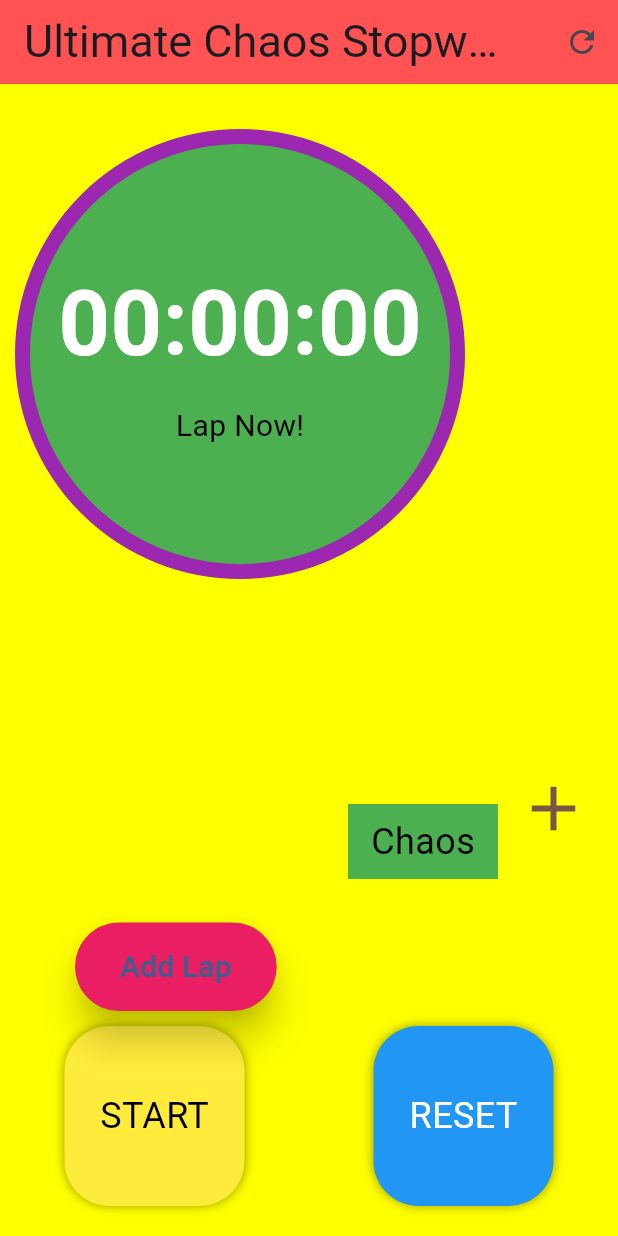
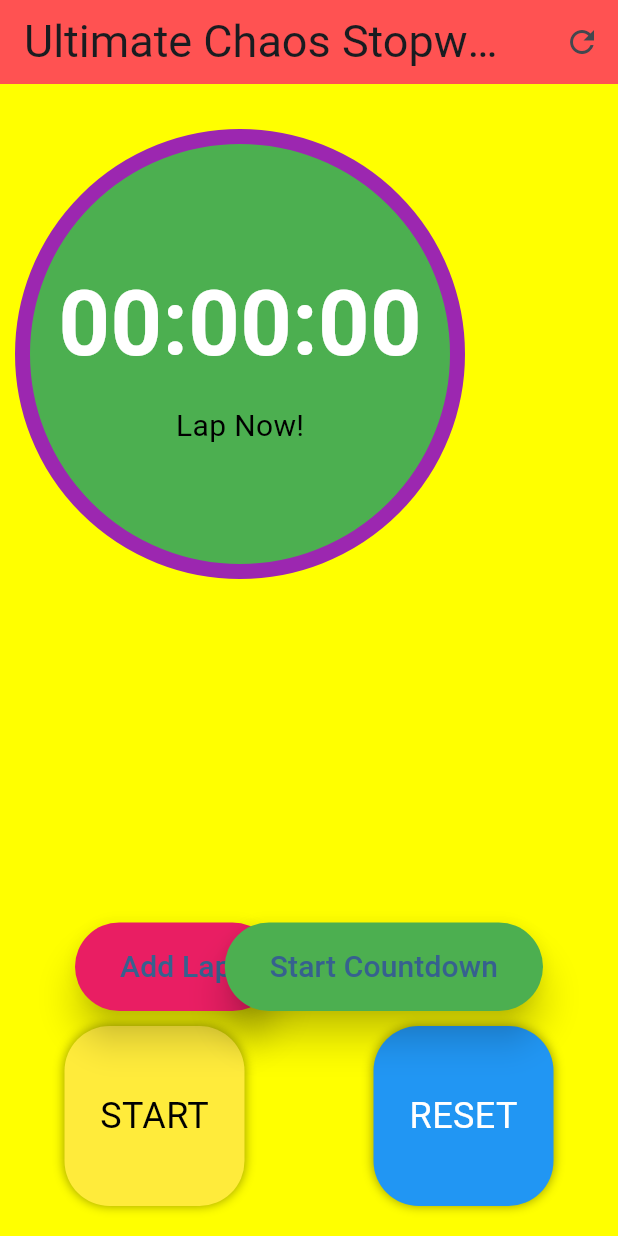
Before and after one commit to GDGC-MET/Stop_Watch-Flutter, a Flutter app: the screen it shows after launch, on a phone screen of 412 x 824 dp. Run offline on Flutter 3.47's test engine with Material 3 defaults, Android fonts, the phone set to English and light mode, and no system bars; our stand-ins replace audioplayers.

Commit message:
Added Features
Added Features Description
Countdown Timer:

This feature allows users to set a countdown from a specified duration (default is 1 minute). When activated, the timer counts down to zero, providing a versatile timing option alongside the standard stopwatch functionality.
Sound Alerts:

An audio alert is triggered when the countdown reaches zero, enhancing user awareness. This feature can be useful for notifying users when time is up, making the app more interactive and functional.
Start Countdown Button:

A new button is introduced to initiate the countdown timer. This allows users to easily switch between stopwatch and countdown functionalities, improving overall usability.

```diff
--- a/lib/home.dart
+++ b/lib/home.dart
@@ -1,5 +1,6 @@
 import 'package:flutter/material.dart';
 import 'dart:async';
+import 'package:audioplayers/audioplayers.dart'; // Add this dependency in pubspec.yaml
 
 class Home extends StatefulWidget {
   const Home({super.key});
@@ -13,12 +14,15 @@ class _HomeState extends State<Home> {
   Color highlight = Colors.redAccent;
 
   List<Map<String, String>> lapsList = [];
-
   Timer? _timer;
   Duration _elapsedTime = Duration.zero;
+  Duration _countdownTime = Duration(minutes: 1); // Default countdown time
+  bool isCountdown = false;
 
   bool isStart = false;
   bool isPause = false;
+
+  AudioPlayer audioPlayer = AudioPlayer();
 
   String timeFormat(Duration duration) {
     String twoDigits(int n) => n.toString().padLeft(2, '0');
@@ -32,11 +36,33 @@ class _HomeState extends State<Home> {
     setState(() {
       isStart = true;
       isPause = false;
+      isCountdown = false;
     });
 
     _timer = Timer.periodic(const Duration(seconds: 1), (timer) {
       setState(() {
         _elapsedTime += const Duration(seconds: 1);
+      });
+    });
+  }
+
+  void startCountdown() {
+    setState(() {
+      isCountdown = true;
+      isStart = true;
+      isPause = false;
+    });
+
+    _timer = Timer.periodic(const Duration(seconds: 1), (timer) {
+      setState(() {
+        if (_countdownTime.inSeconds > 0) {
+          _countdownTime -= const Duration(seconds: 1);
+        } else {
+          audioPlayer.play('alert_sound.mp3'); // Ensure you have this file in assets
+          _timer?.cancel();
+          isStart = false;
+          isCountdown = false;
+        }
       });
     });
   }
@@ -56,6 +82,8 @@ class _HomeState extends State<Home> {
     setState(() {
       isStart = false;
       isPause = false;
+      isCountdown = false;
+      _countdownTime = Duration(minutes: 1); // Reset countdown time
     });
   }
 
@@ -65,6 +93,7 @@ class _HomeState extends State<Home> {
       _elapsedTime = Duration.zero;
       isStart = false;
       isPause = false;
+      isCountdown = false;
     });
   }
 
@@ -87,15 +116,12 @@ class _HomeState extends State<Home> {
         actions: [
           IconButton(
             icon: const Icon(Icons.refresh),
-            onPressed: () {
-              resetWatch();
-            },
+            onPressed: resetWatch,
           ),
         ],
       ),
       body: Stack(
         children: [
-          // Completely overlapping Timer Display
           Positioned(
             top: 30,
             left: 10,
@@ -103,37 +129,25 @@ class _HomeState extends State<Home> {
               width: 300,
               height: 300,
               decoration: BoxDecoration(
-                color: Colors.green, // Clashing color
+                color: Colors.green,
                 borderRadius: BorderRadius.circular(150),
-                border: Border.all(color: Colors.purple, width: 10), // Inconsistent styling
+                border: Border.all(color: Colors.purple, width: 10),
               ),
               child: Center(
                 child: Column(
                   mainAxisAlignment: MainAxisAlignment.center,
                   children: [
                     Text(
-                      timeFormat(_elapsedTime),
-                      style: const TextStyle(
-                        color: Colors.white,
-                        fontSize: 60,
-                        fontWeight: FontWeight.bold,
-                      ),
+                      isCountdown ? timeFormat(_countdownTime) : timeFormat(_elapsedTime),
+                      style: const TextStyle(color: Colors.white, fontSize: 60, fontWeight: FontWeight.bold),
                     ),
                     const SizedBox(height: 10),
-                    const Text(
-                      'Lap Now!',
-                      style: TextStyle(
-                        color: Colors.black,
-                        fontSize: 20,
-                      ),
-                    ),
+                    const Text('Lap Now!', style: TextStyle(color: Colors.black, fontSize: 20)),
                   ],
                 ),
               ),
             ),
           ),
-
-          // Overlapping Laps List in a chaotic way
           Positioned(
             top: 200,
             left: 50,
@@ -143,7 +157,6 @@ class _HomeState extends State<Home> {
               child: ListView.builder(
                 itemCount: lapsList.length,
                 padding: const EdgeInsets.only(left: 10, right: 10),
-                scrollDirection: Axis.vertical,
                 itemBuilder: (context, index) {
                   final lapItem = lapsList[index];
                   return Container(
@@ -153,24 +166,13 @@ class _HomeState extends State<Home> {
                     decoration: BoxDecoration(
                       color: Colors.redAccent,
                       borderRadius: BorderRadius.circular(15),
-                      boxShadow: [
-                        BoxShadow(
-                          color: Colors.black.withOpacity(0.5),
-                          blurRadius: 10,
-                        ),
-                      ],
+                      boxShadow: [BoxShadow(color: Colors.black.withOpacity(0.5), blurRadius: 10)],
                     ),
                     child: Column(
                       mainAxisAlignment: MainAxisAlignment.center,
                       children: [
-                        Text(
-                          lapItem['lap']!,
-                          style: const TextStyle(color: Colors.black, fontSize: 16),
-                        ),
-                        Text(
-                          lapItem['time']!,
-                          style: const TextStyle(color: Colors.black, fontSize: 14),
-                        ),
+                        Text(lapItem['lap']!, style: const TextStyle(color: Colors.black, fontSize: 16)),
+                        Text(lapItem['time']!, style: const TextStyle(color: Colors.black, fontSize: 14)),
                       ],
                     ),
                   );
@@ -178,8 +180,6 @@ class _HomeState extends State<Home> {
               ),
             ),
           ),
-
-          // Control Buttons
           Positioned(
             bottom: 20,
             left: 0,
@@ -187,7 +187,6 @@ class _HomeState extends State<Home> {
             child: Row(
               mainAxisAlignment: MainAxisAlignment.spaceAround,
               children: [
-                // Start/Pause Button with exaggerated design
                 InkWell(
                   onTap: () {
                     if (isStart) {
@@ -204,19 +203,13 @@ class _HomeState extends State<Home> {
                     decoration: BoxDecoration(
                       color: Colors.yellow,
                       borderRadius: BorderRadius.circular(30),
-                      boxShadow: [
-                        BoxShadow(color: Colors.black38, blurRadius: 5),
-                      ],
+                      boxShadow: [BoxShadow(color: Colors.black38, blurRadius: 5)],
                     ),
                     child: Center(
-                      child: Text(
-                        isStart ? 'PAUSE' : isPause ? 'RESUME' : 'START',
-                        style: const TextStyle(color: Colors.black, fontSize: 24),
-                      ),
+                      child: Text(isStart ? 'PAUSE' : isPause ? 'RESUME' : 'START', style: const TextStyle(color: Colors.black, fontSize: 24)),
                     ),
                   ),
                 ),
-                // Stop/Reset Button with chaotic design
                 InkWell(
                   onTap: () {
                     if (isStart || isPause) {
@@ -231,59 +224,32 @@ class _HomeState extends State<Home> {
                     decoration: BoxDecoration(
                       color: Colors.blue,
                       borderRadius: BorderRadius.circular(30),
-                      boxShadow: [
-                        BoxShadow(color: Colors.black38, blurRadius: 5),
-                      ],
+                      boxShadow: [BoxShadow(color: Colors.black38, blurRadius: 5)],
                     ),
                     child: Center(
-                      child: Text(
-                        isStart || isPause ? 'STOP' : 'RESET',
-                        style: const TextStyle(color: Colors.white, fontSize: 24),
-                      ),
+                      child: Text(isStart || isPause ? 'STOP' : 'RESET', style: const TextStyle(color: Colors.white, fontSize: 24)),
                     ),
                   ),
                 ),
               ],
             ),
           ),
-
-          // Extra chaotic buttons
           Positioned(
             bottom: 150,
             left: 50,
             child: ElevatedButton(
-              style: ElevatedButton.styleFrom(
-                backgroundColor: Colors.pink,
-                elevation: 10,
-                padding: EdgeInsets.symmetric(horizontal: 30, vertical: 15),
-              ),
+              style: ElevatedButton.styleFrom(backgroundColor: Colors.pink, elevation: 10, padding: EdgeInsets.symmetric(horizontal: 30, vertical: 15)),
               onPressed: addLap,
               child: const Text('Add Lap', style: TextStyle(fontSize: 20)),
             ),
           ),
           Positioned(
-            top: 450,
-            right: 10,
-            child: IconButton(
-              icon: const Icon(Icons.add),
-              color: Colors.brown,
-              iconSize: 50,
-              onPressed: () {},
-            ),
-          ),
-          Positioned(
-            top: 480,
-            right: 80,
-            child: Container(
-              width: 100,
-              height: 50,
-              color: Colors.green,
-              child: Center(
-                child: const Text(
-                  'Chaos',
-                  style: TextStyle(color: Colors.black, fontSize: 24),
-                ),
-              ),
+            bottom: 150,
+            right: 50,
+            child: ElevatedButton(
+              style: ElevatedButton.styleFrom(backgroundColor: Colors.green, elevation: 10, padding: EdgeInsets.symmetric(horizontal: 30, vertical: 15)),
+              onPressed: startCountdown,
+              child: const Text('Start Countdown', style: TextStyle(fontSize: 20)),
             ),
           ),
         ],
```
